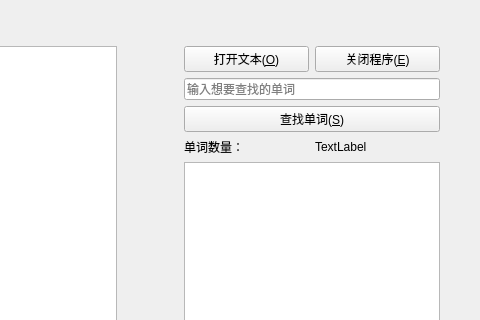
QuinMeow/WordsCount_Qt, file mainwindow.ui: the form before one commit; both pictures show x 271 to 751 and y 0 to 320 of the 751 by 704 pixel window.
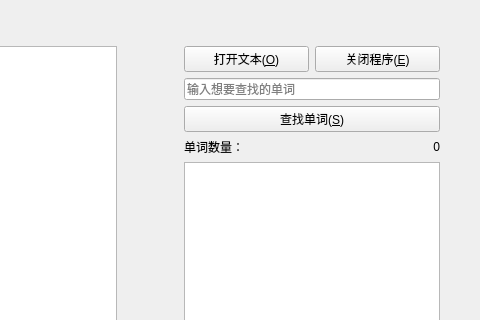
The form after the commit.

The edit to the form file:
```diff
--- a/mainwindow.ui
+++ b/mainwindow.ui
@@ -14,7 +14,7 @@
    <string>MainWindow</string>
   </property>
   <widget class="QWidget" name="centralwidget">
-   <widget class="QWidget" name="">
+   <widget class="QWidget" name="layoutWidget">
     <property name="geometry">
      <rect>
       <x>20</x>
@@ -73,7 +73,16 @@
          <item>
           <widget class="QLabel" name="labNumbers">
            <property name="text">
-            <string>TextLabel</string>
+            <string notr="true">0</string>
+           </property>
+           <property name="scaledContents">
+            <bool>true</bool>
+           </property>
+           <property name="alignment">
+            <set>Qt::AlignRight|Qt::AlignTrailing|Qt::AlignVCenter</set>
+           </property>
+           <property name="wordWrap">
+            <bool>false</bool>
            </property>
           </widget>
          </item>
```
Left out of the diff: 4 changed lines with no effect on the pictures.
